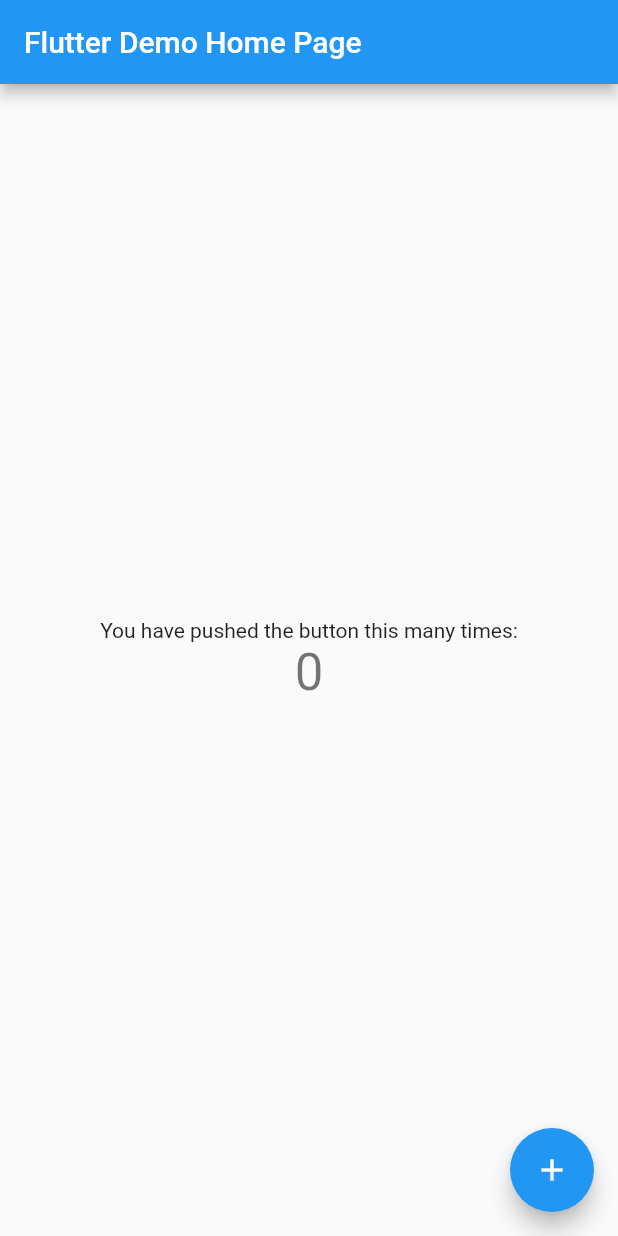
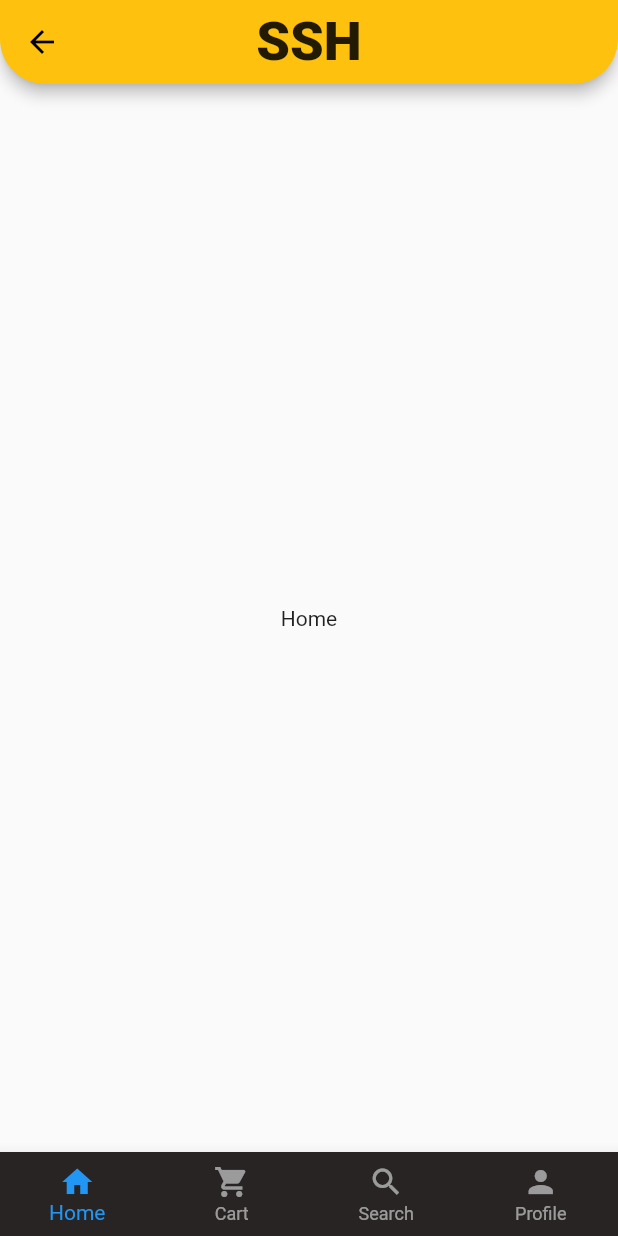
Before and after one commit to SSH-SIT/SSH, a Flutter app: the screen it shows after launch, on a phone screen of 412 x 824 dp. Run offline on Flutter 3.47's test engine with Material 2 defaults, Android fonts, the phone set to English and light mode, and no system bars.

Commit message:
Navbar and botNavbar
in progress

```diff
--- /dev/null
+++ b/ssh_mobile/lib/Component/BotNavBar.dart
@@ -0,0 +1,64 @@
+import 'package:flutter/material.dart';
+
+class BotNavBar extends StatefulWidget {
+  @override
+  _BotNavBarState createState() => _BotNavBarState();
+}
+
+class _BotNavBarState extends State<BotNavBar> {
+  int _selectedIndex = 0;
+  List<Widget> _widgetOptions = <Widget>[
+    Text('Home'), //can change from Text to class home when page home finish
+    Text('Cart'),
+    Text('Search'),
+    Text('Profile'),
+  ];
+
+  void _onItemTap(int index) {
+    setState(() {
+      _selectedIndex = index;
+    });
+  }
+
+  @override
+  Widget build(BuildContext context) {
+    return Scaffold(
+        body: Center(
+          child: _widgetOptions.elementAt(_selectedIndex),
+        ),
+        bottomNavigationBar: new Theme(
+          data: Theme.of(context).copyWith(
+              // sets the background color of the `BottomNavigationBar`
+              canvasColor: Color(0xFF282424),
+              // sets the active color of the `BottomNavigationBar` if `Brightness` is light
+              primaryColor: Colors.white54,
+              textTheme: Theme.of(context)
+                  .textTheme
+                  .copyWith(caption: new TextStyle(color: Colors.yellow))),
+          child: BottomNavigationBar(
+            unselectedItemColor: Colors.white54,
+            type: BottomNavigationBarType.fixed,
+            items: const <BottomNavigationBarItem>[
+              BottomNavigationBarItem(
+                icon: Icon(Icons.home),
+                title: Text('Home'),
+              ),
+              BottomNavigationBarItem(
+                icon: Icon(Icons.shopping_cart),
+                title: Text('Cart'),
+              ),
+              BottomNavigationBarItem(
+                icon: Icon(Icons.search),
+                title: Text('Search'),
+              ),
+              BottomNavigationBarItem(
+                icon: Icon(Icons.person),
+                title: Text('Profile'),
+              ),
+            ],
+            currentIndex: _selectedIndex,
+            onTap: _onItemTap,
+          ),
+        ));
+  }
+}
--- a/ssh_mobile/lib/main.dart
+++ b/ssh_mobile/lib/main.dart
@@ -1,113 +1,36 @@
 import 'package:flutter/material.dart';
+import 'package:ssh_mobile/Component/BotNavBar.dart';
 
 void main() {
-  runApp(MyApp());
+  runApp(
+    MaterialApp(
+      debugShowCheckedModeBanner: false,
+      theme: ThemeData(primaryColor: Color(0xFFFEC10E)),
+      home: Scaffold(
+        appBar: AppBar(
+          shape: RoundedRectangleBorder(
+              borderRadius: BorderRadius.vertical(bottom: Radius.circular(30))),
+          leading: IconButton(
+            icon: Icon(Icons.arrow_back, color: Colors.black),
+            onPressed: () {},
+          ),
+          title: Text(
+            "SSH",
+            style: TextStyle(fontWeight: FontWeight.w900, fontSize: 36),
+          ),
+          centerTitle: true,
+        ),
+        body: MyApp(),
+      ),
+    ),
+  );
 }
 
 class MyApp extends StatelessWidget {
-  // This widget is the root of your application.
   @override
   Widget build(BuildContext context) {
     return MaterialApp(
-      title: 'Flutter Demo',
-      theme: ThemeData(
-        // This is the theme of your application.
-        //
-        // Try running your application with "flutter run". You'll see the
-        // application has a blue toolbar. Then, without quitting the app, try
-        // changing the primarySwatch below to Colors.green and then invoke
-        // "hot reload" (press "r" in the console where you ran "flutter run",
-        // or simply save your changes to "hot reload" in a Flutter IDE).
-        // Notice that the counter didn't reset back to zero; the application
-        // is not restarted.
-        primarySwatch: Colors.blue,
-      ),
-      home: MyHomePage(title: 'Flutter Demo Home Page'),
+      home: BotNavBar(),
     );
   }
 }
-
-class MyHomePage extends StatefulWidget {
-  MyHomePage({Key key, this.title}) : super(key: key);
-
-  // This widget is the home page of your application. It is stateful, meaning
-  // that it has a State object (defined below) that contains fields that affect
-  // how it looks.
-
-  // This class is the configuration for the state. It holds the values (in this
-  // case the title) provided by the parent (in this case the App widget) and
-  // used by the build method of the State. Fields in a Widget subclass are
-  // always marked "final".
-
-  final String title;
-
-  @override
-  _MyHomePageState createState() => _MyHomePageState();
-}
-
-class _MyHomePageState extends State<MyHomePage> {
-  int _counter = 0;
-
-  void _incrementCounter() {
-    setState(() {
-      // This call to setState tells the Flutter framework that something has
-      // changed in this State, which causes it to rerun the build method below
-      // so that the display can reflect the updated values. If we changed
-      // _counter without calling setState(), then the build method would not be
-      // called again, and so nothing would appear to happen.
-      _counter++;
-    });
-  }
-
-  @override
-  Widget build(BuildContext context) {
-    // This method is rerun every time setState is called, for instance as done
-    // by the _incrementCounter method above.
-    //
-    // The Flutter framework has been optimized to make rerunning build methods
-    // fast, so that you can just rebuild anything that needs updating rather
-    // than having to individually change instances of widgets.
-    return Scaffold(
-      appBar: AppBar(
-        // Here we take the value from the MyHomePage object that was created by
-        // the App.build method, and use it to set our appbar title.
-        title: Text(widget.title),
-      ),
-      body: Center(
-        // Center is a layout widget. It takes a single child and positions it
-        // in the middle of the parent.
-        child: Column(
-          // Column is also a layout widget. It takes a list of children and
-          // arranges them vertically. By default, it sizes itself to fit its
-          // children horizontally, and tries to be as tall as its parent.
-          //
-          // Invoke "debug painting" (press "p" in the console, choose the
-          // "Toggle Debug Paint" action from the Flutter Inspector in Android
-          // Studio, or the "Toggle Debug Paint" command in Visual Studio Code)
-          // to see the wireframe for each widget.
-          //
-          // Column has various properties to control how it sizes itself and
-          // how it positions its children. Here we use mainAxisAlignment to
-          // center the children vertically; the main axis here is the vertical
-          // axis because Columns are vertical (the cross axis would be
-          // horizontal).
-          mainAxisAlignment: MainAxisAlignment.center,
-          children: <Widget>[
-            Text(
-              'You have pushed the button this many times:',
-            ),
-            Text(
-              '$_counter',
-              style: Theme.of(context).textTheme.headline4,
-            ),
-          ],
-        ),
-      ),
-      floatingActionButton: FloatingActionButton(
-        onPressed: _incrementCounter,
-        tooltip: 'Increment',
-        child: Icon(Icons.add),
-      ), // This trailing comma makes auto-formatting nicer for build methods.
-    );
-  }
-}
```
Also changed, not shown: 2 other files.
